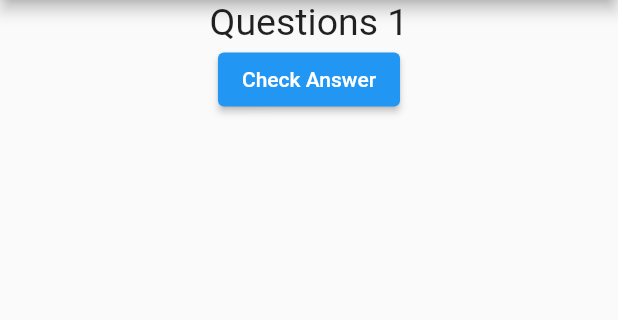
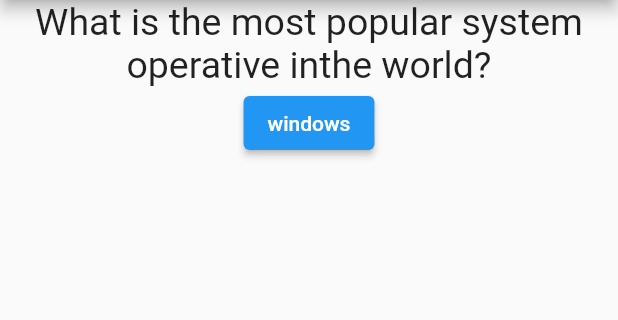
Before and after one commit to jluisflo/quiz_app_basic_flutter, a Flutter app: the screen it shows after launch, on a phone screen of 412 x 824 dp, the part 84-404 px from its top. Run offline on Flutter 3.47's test engine with Material 2 defaults, Android fonts, the phone set to English and light mode, and no system bars.

Commit message:
feat: quiz divided in small widgets

```diff
--- a/lib/main.dart
+++ b/lib/main.dart
@@ -1,6 +1,5 @@
 import 'package:flutter/material.dart';
-import 'package:quiz_app/widgets/answer.dart';
-import 'package:quiz_app/widgets/questions.dart';
+import 'package:quiz_app/widgets/quiz/quiz.dart';
 
 void main() => runApp(MyApp());
 
@@ -12,16 +11,20 @@ class MyApp extends StatefulWidget {
 }
 
 class _MyAppState extends State<MyApp> {
-  int _questionIndex = 0;
-  var _questionList = [
-    'Questions 1',
-    'Questions 2',
-    'Questions 3',
-    'Questions 4',
+  int questionIndex = 0;
+  List<Map<String, Object>> questionList = [
+    {
+      'question': 'What is the most popular system operative inthe world?',
+      'options': ['windows']
+    },
+    {
+      'question': 'The most programing lenaguage use in 2021 is?',
+      'options': ['js', 'python']
+    }
   ];
 
   _nextQuestion() => setState(() {
-        if (_questionIndex < _questionList.length - 1) _questionIndex++;
+        questionIndex++;
       });
 
   @override
@@ -31,14 +34,11 @@ class _MyAppState extends State<MyApp> {
           appBar: AppBar(
             title: Text('Quiz App'),
           ),
-          body: Column(
-            children: [
-              Question(
-                question: _questionList[_questionIndex].toString(),
-              ),
-              Answer(checkHandler: _nextQuestion)
-            ],
-          )),
+          body: (questionIndex < questionList.length)
+              ? Quiz(
+                  question: questionList[questionIndex],
+                  checkHandler: _nextQuestion)
+              : Text('You did it!')),
     );
   }
 }
--- a/lib/widgets/answer.dart
+++ /dev/null
@@ -1,13 +0,0 @@
-import 'package:flutter/material.dart';
-
-class Answer extends StatelessWidget {
-  final Function() checkHandler;
-  const Answer({required this.checkHandler });
-
-  @override
-  Widget build(BuildContext context) {
-    return Container(
-      child: ElevatedButton(onPressed: checkHandler, child: Text('Check Answer')),
-    );
-  }
-}
--- /dev/null
+++ b/lib/widgets/quiz/answer.dart
@@ -0,0 +1,16 @@
+import 'package:flutter/material.dart';
+
+class Answer extends StatelessWidget {
+  final Function() checkHandler;
+  final List<String> answers;
+  const Answer({required this.checkHandler, required this.answers});
+
+  @override
+  Widget build(BuildContext context) {
+    return Column(
+        children: answers
+            .map(
+                (answer) => ElevatedButton(onPressed: checkHandler, child: Text(answer)))
+            .toList());
+  }
+}
--- /dev/null
+++ b/lib/widgets/quiz/quiz.dart
@@ -0,0 +1,28 @@
+import 'package:flutter/cupertino.dart';
+import 'package:quiz_app/widgets/quiz/answer.dart';
+import 'package:quiz_app/widgets/quiz/questions.dart';
+
+class Quiz extends StatelessWidget {
+  final Map<String, Object> question;
+  final Function() checkHandler;
+
+  Quiz({
+    required this.question,
+    required this.checkHandler,
+  });
+
+  @override
+  Widget build(BuildContext context) {
+    return Container(
+        child: Column(
+      children: [
+        Question(
+          question: question['question'].toString(),
+        ),
+        Answer(
+            answers: question['options'] as List<String>,
+            checkHandler: checkHandler)
+      ],
+    ));
+  }
+}
```
Also changed, not shown: lib/widgets/quiz/questions.dart (renamed from lib/widgets/questions.dart).
